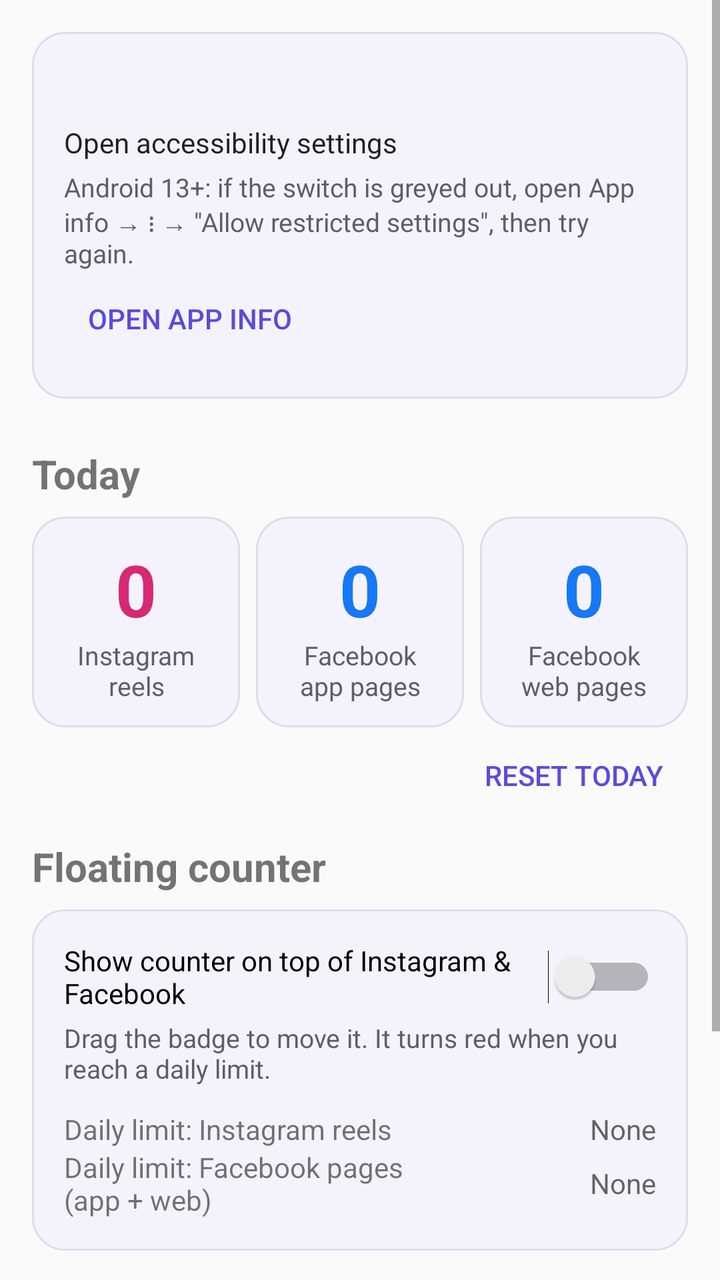
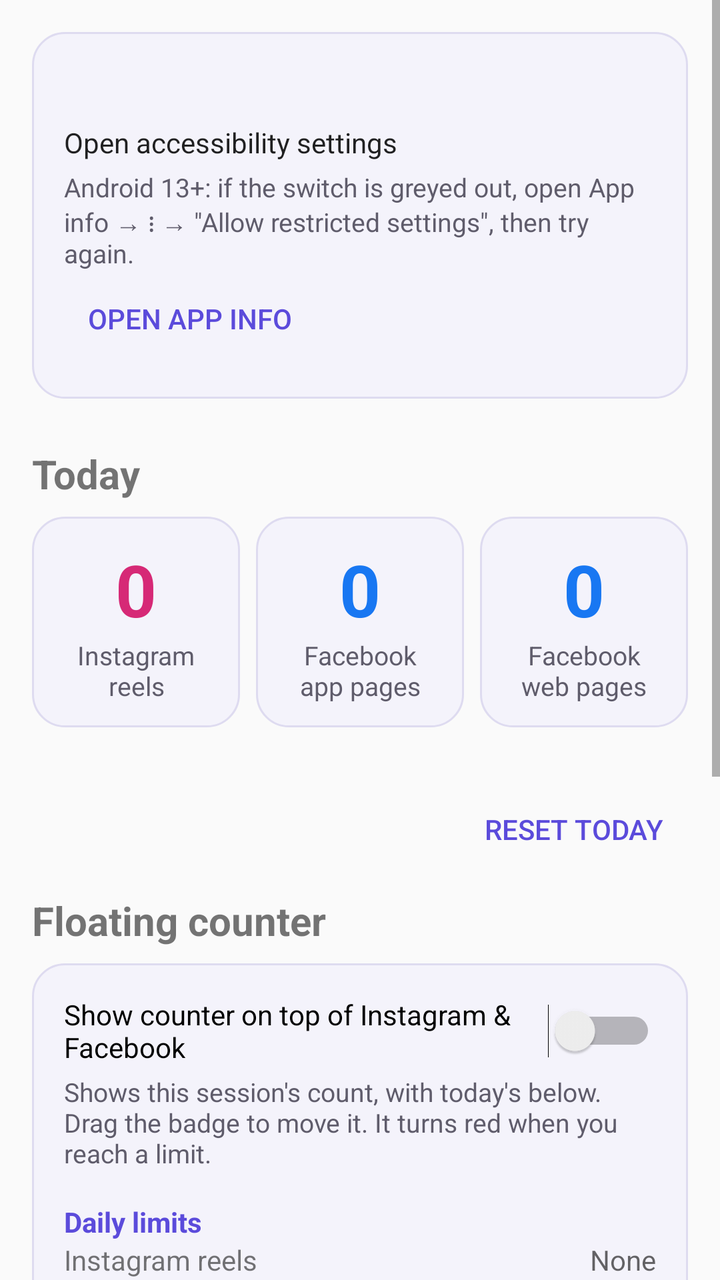

The first picture is an Android layout as it rendered before a commit; the second is the same layout after the commit. The layout source and the unified diff follow.
<!-- AndroidManifest.xml: application theme AppTheme -->
<!-- res/layout/activity_main.xml -->
<?xml version="1.0" encoding="utf-8"?>
<ScrollView xmlns:android="http://schemas.android.com/apk/res/android"
    android:layout_width="match_parent"
    android:layout_height="match_parent"
    android:fillViewport="true">

    <LinearLayout
        android:layout_width="match_parent"
        android:layout_height="wrap_content"
        android:orientation="vertical"
        android:padding="16dp">

        
        <LinearLayout
            android:layout_width="match_parent"
            android:layout_height="wrap_content"
            android:background="@drawable/card_background"
            android:orientation="vertical"
            android:padding="16dp">

            <TextView
                android:id="@+id/status"
                android:layout_width="match_parent"
                android:layout_height="wrap_content"
                android:textSize="16sp"
                android:textStyle="bold" />

            <Button
                android:id="@+id/enable_button"
                android:layout_width="wrap_content"
                android:layout_height="wrap_content"
                android:layout_marginTop="8dp"
                android:text="@string/enable_service" />

            <TextView
                android:id="@+id/restricted_hint"
                android:layout_width="match_parent"
                android:layout_height="wrap_content"
                android:layout_marginTop="4dp"
                android:text="@string/restricted_hint"
                android:textColor="@color/text_secondary"
                android:textSize="13sp" />

            <Button
                android:id="@+id/app_info_button"
                style="@android:style/Widget.Material.Button.Borderless.Colored"
                android:layout_width="wrap_content"
                android:layout_height="wrap_content"
                android:text="@string/open_app_info" />
        </LinearLayout>

        <TextView
            android:layout_width="wrap_content"
            android:layout_height="wrap_content"
            android:layout_marginTop="24dp"
            android:text="@string/today"
            android:textSize="20sp"
            android:textStyle="bold" />

        
        <LinearLayout
            android:layout_width="match_parent"
            android:layout_height="wrap_content"
            android:layout_marginTop="8dp"
            android:orientation="horizontal">

            <LinearLayout
                android:layout_width="0dp"
                android:layout_height="wrap_content"
                android:layout_weight="1"
                android:background="@drawable/card_background"
                android:gravity="center_horizontal"
                android:orientation="vertical"
                android:padding="12dp">

                <TextView
                    android:id="@+id/ig_reels_count"
                    android:layout_width="wrap_content"
                    android:layout_height="wrap_content"
                    android:fontFeatureSettings="tnum"
                    android:text="0"
                    android:textColor="@color/ig"
                    android:textSize="36sp"
                    android:textStyle="bold" />

                <TextView
                    android:layout_width="wrap_content"
                    android:layout_height="wrap_content"
                    android:gravity="center"
                    android:text="@string/ig_reels"
                    android:textColor="@color/text_secondary"
                    android:textSize="13sp" />
            </LinearLayout>

            <LinearLayout
                android:layout_width="0dp"
                android:layout_height="wrap_content"
                android:layout_marginStart="8dp"
                android:layout_weight="1"
                android:background="@drawable/card_background"
                android:gravity="center_horizontal"
                android:orientation="vertical"
                android:padding="12dp">

                <TextView
                    android:id="@+id/fb_app_count"
                    android:layout_width="wrap_content"
                    android:layout_height="wrap_content"
                    android:fontFeatureSettings="tnum"
                    android:text="0"
                    android:textColor="@color/fb"
                    android:textSize="36sp"
                    android:textStyle="bold" />

                <TextView
                    android:layout_width="wrap_content"
                    android:layout_height="wrap_content"
                    android:gravity="center"
                    android:text="@string/fb_app_pages"
                    android:textColor="@color/text_secondary"
                    android:textSize="13sp" />
            </LinearLayout>

            <LinearLayout
                android:layout_width="0dp"
                android:layout_height="wrap_content"
                android:layout_marginStart="8dp"
                android:layout_weight="1"
                android:background="@drawable/card_background"
                android:gravity="center_horizontal"
                android:orientation="vertical"
                android:padding="12dp">

                <TextView
                    android:id="@+id/fb_web_count"
                    android:layout_width="wrap_content"
                    android:layout_height="wrap_content"
                    android:fontFeatureSettings="tnum"
                    android:text="0"
                    android:textColor="@color/fb"
                    android:textSize="36sp"
                    android:textStyle="bold" />

                <TextView
                    android:layout_width="wrap_content"
                    android:layout_height="wrap_content"
                    android:gravity="center"
                    android:text="@string/fb_web_pages"
                    android:textColor="@color/text_secondary"
                    android:textSize="13sp" />
            </LinearLayout>
        </LinearLayout>

        <Button
            android:id="@+id/reset_button"
            style="@android:style/Widget.Material.Button.Borderless.Colored"
            android:layout_width="wrap_content"
            android:layout_height="wrap_content"
            android:layout_gravity="end"
            android:text="@string/reset_today" />

        
        <TextView
            android:layout_width="wrap_content"
            android:layout_height="wrap_content"
            android:layout_marginTop="8dp"
            android:text="@string/floating_counter"
            android:textSize="20sp"
            android:textStyle="bold" />

        <LinearLayout
            android:layout_width="match_parent"
            android:layout_height="wrap_content"
            android:layout_marginTop="8dp"
            android:background="@drawable/card_background"
            android:orientation="vertical"
            android:padding="16dp">

            <Switch
                android:id="@+id/overlay_switch"
                android:layout_width="match_parent"
                android:layout_height="wrap_content"
                android:text="@string/overlay_switch" />

            <TextView
                android:layout_width="match_parent"
                android:layout_height="wrap_content"
                android:layout_marginTop="4dp"
                android:text="@string/overlay_hint"
                android:textColor="@color/text_secondary"
                android:textSize="13sp" />

            <LinearLayout
                android:layout_width="match_parent"
                android:layout_height="wrap_content"
                android:layout_marginTop="12dp"
                android:gravity="center_vertical"
                android:orientation="horizontal">

                <TextView
                    android:layout_width="0dp"
                    android:layout_height="wrap_content"
                    android:layout_weight="1"
                    android:text="@string/limit_reels" />

                <EditText
                    android:id="@+id/limit_reels"
                    android:layout_width="96dp"
                    android:layout_height="wrap_content"
                    android:gravity="end"
                    android:hint="@string/no_limit"
                    android:importantForAutofill="no"
                    android:inputType="number"
                    android:maxLength="5" />
            </LinearLayout>

            <LinearLayout
                android:layout_width="match_parent"
                android:layout_height="wrap_content"
                android:gravity="center_vertical"
                android:orientation="horizontal">

                <TextView
                    android:layout_width="0dp"
                    android:layout_height="wrap_content"
                    android:layout_weight="1"
                    android:text="@string/limit_facebook" />

                <EditText
                    android:id="@+id/limit_facebook"
                    android:layout_width="96dp"
                    android:layout_height="wrap_content"
                    android:gravity="end"
                    android:hint="@string/no_limit"
                    android:importantForAutofill="no"
                    android:inputType="number"
                    android:maxLength="5" />
            </LinearLayout>
        </LinearLayout>

        
        <TextView
            android:layout_width="wrap_content"
            android:layout_height="wrap_content"
            android:layout_marginTop="24dp"
            android:text="@string/last_7_days"
            android:textSize="20sp"
            android:textStyle="bold" />

        <TextView
            android:id="@+id/history"
            android:layout_width="match_parent"
            android:layout_height="wrap_content"
            android:layout_marginTop="8dp"
            android:background="@drawable/card_background"
            android:fontFamily="monospace"
            android:padding="12dp"
            android:textSize="14sp" />

        
        <Switch
            android:id="@+id/diagnostics_switch"
            android:layout_width="match_parent"
            android:layout_height="wrap_content"
            android:layout_marginTop="24dp"
            android:text="@string/diagnostics" />

        <LinearLayout
            android:id="@+id/diagnostics_panel"
            android:layout_width="match_parent"
            android:layout_height="wrap_content"
            android:orientation="vertical"
            android:visibility="gone">

            <Button
                android:id="@+id/refresh_log_button"
                style="@android:style/Widget.Material.Button.Borderless.Colored"
                android:layout_width="wrap_content"
                android:layout_height="wrap_content"
                android:text="@string/refresh_log" />

            <TextView
                android:id="@+id/log"
                android:layout_width="match_parent"
                android:layout_height="wrap_content"
                android:background="@drawable/card_background"
                android:fontFamily="monospace"
                android:padding="8dp"
                android:textIsSelectable="true"
                android:textSize="11sp" />
        </LinearLayout>
    </LinearLayout>
</ScrollView>
<!-- resources referenced by this layout -->
<resources>
  <color name="fb">#FF1877F2</color>
  <color name="ig">#FFD62976</color>
  <color name="text_secondary">#FF5F5C6B</color>
  <!-- drawable card_background (drawable) -->
  <?xml version="1.0" encoding="utf-8"?>
  <shape xmlns:android="http://schemas.android.com/apk/res/android" android:shape="rectangle">
      <solid android:color="@color/card_bg" />
      <stroke android:width="1dp" android:color="@color/card_stroke" />
      <corners android:radius="16dp" />
  </shape>
  <string name="diagnostics">Diagnostics (log recent scroll events)</string>
  <string name="enable_service">Open accessibility settings</string>
  <string name="fb_app_pages">Facebook app pages</string>
  <string name="fb_web_pages">Facebook web pages</string>
  <string name="floating_counter">Floating counter</string>
  <string name="ig_reels">Instagram reels</string>
  <string name="last_7_days">Last 7 days</string>
  <string name="limit_facebook">Daily limit: Facebook pages (app + web)</string>
  <string name="limit_reels">Daily limit: Instagram reels</string>
  <string name="no_limit">None</string>
  <string name="open_app_info">Open app info</string>
  <string name="overlay_hint">Drag the badge to move it. It turns red when you reach a daily limit.</string>
  <string name="overlay_switch">Show counter on top of Instagram &amp; Facebook</string>
  <string name="refresh_log">Refresh log</string>
  <string name="reset_today">Reset today</string>
  <string name="restricted_hint">Android 13+: if the switch is greyed out, open App info → ⋮ → \"Allow restricted settings\", then try again.</string>
  <string name="today">Today</string>
  <style name="AppTheme" parent="@android:style/Theme.Material.Light.DarkActionBar">
          <item name="android:colorPrimary">@color/accent</item>
          <item name="android:colorPrimaryDark">@color/accent</item>
          <item name="android:colorAccent">@color/accent</item>
      </style>
  <color name="card_bg">#FFF4F3FB</color>
  <color name="card_stroke">#FFDEDBF0</color>
  <color name="accent">#FF5B4BDB</color>
</resources>

<!-- the commit's change to res/layout/activity_main.xml (unified diff, before → after) -->
@@ -151,6 +151,14 @@
             </LinearLayout>
         </LinearLayout>
 
+        <TextView
+            android:id="@+id/session_summary"
+            android:layout_width="match_parent"
+            android:layout_height="wrap_content"
+            android:layout_marginTop="8dp"
+            android:textColor="@color/text_secondary"
+            android:textSize="14sp" />
+
         <Button
             android:id="@+id/reset_button"
             style="@android:style/Widget.Material.Button.Borderless.Colored"
@@ -190,10 +198,17 @@
                 android:textColor="@color/text_secondary"
                 android:textSize="13sp" />
 
-            <LinearLayout
-                android:layout_width="match_parent"
-                android:layout_height="wrap_content"
-                android:layout_marginTop="12dp"
+            <TextView
+                android:layout_width="wrap_content"
+                android:layout_height="wrap_content"
+                android:layout_marginTop="16dp"
+                android:text="@string/section_daily_limits"
+                android:textColor="@color/accent"
+                android:textStyle="bold" />
+
+            <LinearLayout
+                android:layout_width="match_parent"
+                android:layout_height="wrap_content"
                 android:gravity="center_vertical"
                 android:orientation="horizontal">
 
@@ -236,6 +251,121 @@
                     android:inputType="number"
                     android:maxLength="5" />
             </LinearLayout>
+
+            <TextView
+                android:layout_width="wrap_content"
+                android:layout_height="wrap_content"
+                android:layout_marginTop="16dp"
+                android:text="@string/section_session_limits"
+                android:textColor="@color/accent"
+                android:textStyle="bold" />
+
+            <LinearLayout
+                android:layout_width="match_parent"
+                android:layout_height="wrap_content"
+                android:gravity="center_vertical"
+                android:orientation="horizontal">
+
+                <TextView
+                    android:layout_width="0dp"
+                    android:layout_height="wrap_content"
+                    android:layout_weight="1"
+                    android:text="@string/limit_reels" />
+
+                <EditText
+                    android:id="@+id/session_limit_reels"
+                    android:layout_width="96dp"
+                    android:layout_height="wrap_content"
+                    android:gravity="end"
+                    android:hint="@string/no_limit"
+                    android:importantForAutofill="no"
+                    android:inputType="number"
+                    android:maxLength="5" />
+            </LinearLayout>
+
+            <LinearLayout
+                android:layout_width="match_parent"
+                android:layout_height="wrap_content"
+                android:gravity="center_vertical"
+                android:orientation="horizontal">
+
+                <TextView
+                    android:layout_width="0dp"
+                    android:layout_height="wrap_content"
+                    android:layout_weight="1"
+                    android:text="@string/limit_facebook" />
+
+                <EditText
+                    android:id="@+id/session_limit_facebook"
+                    android:layout_width="96dp"
+                    android:layout_height="wrap_content"
+                    android:gravity="end"
+                    android:hint="@string/no_limit"
+                    android:importantForAutofill="no"
+                    android:inputType="number"
+                    android:maxLength="5" />
+            </LinearLayout>
+
+            <LinearLayout
+                android:layout_width="match_parent"
+                android:layout_height="wrap_content"
+                android:gravity="center_vertical"
+                android:orientation="horizontal">
+
+                <TextView
+                    android:layout_width="0dp"
+                    android:layout_height="wrap_content"
+                    android:layout_weight="1"
+                    android:text="@string/session_gap" />
+
+                <EditText
+                    android:id="@+id/session_gap"
+                    android:layout_width="96dp"
+                    android:layout_height="wrap_content"
+                    android:gravity="end"
+                    android:hint="@string/default_session_gap"
+                    android:importantForAutofill="no"
+                    android:inputType="number"
+                    android:maxLength="5" />
+            </LinearLayout>
+
+            <TextView
+                android:layout_width="wrap_content"
+                android:layout_height="wrap_content"
+                android:layout_marginTop="16dp"
+                android:text="@string/section_counting"
+                android:textColor="@color/accent"
+                android:textStyle="bold" />
+
+            <LinearLayout
+                android:layout_width="match_parent"
+                android:layout_height="wrap_content"
+                android:gravity="center_vertical"
+                android:orientation="horizontal">
+
+                <TextView
+                    android:layout_width="0dp"
+                    android:layout_height="wrap_content"
+                    android:layout_weight="1"
+                    android:text="@string/reel_min_seconds" />
+
+                <EditText
+                    android:id="@+id/reel_min_seconds"
+                    android:layout_width="96dp"
+                    android:layout_height="wrap_content"
+                    android:gravity="end"
+                    android:hint="@string/default_reel_seconds"
+                    android:importantForAutofill="no"
+                    android:inputType="number"
+                    android:maxLength="5" />
+            </LinearLayout>
+
+            <TextView
+                android:layout_width="match_parent"
+                android:layout_height="wrap_content"
+                android:text="@string/reel_min_seconds_hint"
+                android:textColor="@color/text_secondary"
+                android:textSize="13sp" />
         </LinearLayout>
 
         
<!-- resource entries referenced after the edit -->
@@ -1,5 +1,6 @@
 <!-- resources referenced by this layout -->
 <resources>
+  <color name="accent">#FF5B4BDB</color>
   <color name="fb">#FF1877F2</color>
   <color name="ig">#FFD62976</color>
   <color name="text_secondary">#FF5F5C6B</color>
@@ -10,6 +11,8 @@
       <stroke android:width="1dp" android:color="@color/card_stroke" />
       <corners android:radius="16dp" />
   </shape>
+  <string name="default_reel_seconds">5</string>
+  <string name="default_session_gap">5</string>
   <string name="diagnostics">Diagnostics (log recent scroll events)</string>
   <string name="enable_service">Open accessibility settings</string>
   <string name="fb_app_pages">Facebook app pages</string>
@@ -17,15 +20,21 @@
   <string name="floating_counter">Floating counter</string>
   <string name="ig_reels">Instagram reels</string>
   <string name="last_7_days">Last 7 days</string>
-  <string name="limit_facebook">Daily limit: Facebook pages (app + web)</string>
-  <string name="limit_reels">Daily limit: Instagram reels</string>
+  <string name="limit_facebook">Facebook pages (app + web)</string>
+  <string name="limit_reels">Instagram reels</string>
   <string name="no_limit">None</string>
   <string name="open_app_info">Open app info</string>
-  <string name="overlay_hint">Drag the badge to move it. It turns red when you reach a daily limit.</string>
+  <string name="overlay_hint">Shows this session\'s count, with today\'s below. Drag the badge to move it. It turns red when you reach a limit.</string>
   <string name="overlay_switch">Show counter on top of Instagram &amp; Facebook</string>
+  <string name="reel_min_seconds">Count a reel after it plays for (seconds)</string>
+  <string name="reel_min_seconds_hint">Reels you swipe past sooner aren\'t counted. 0 counts every swipe.</string>
   <string name="refresh_log">Refresh log</string>
   <string name="reset_today">Reset today</string>
   <string name="restricted_hint">Android 13+: if the switch is greyed out, open App info → ⋮ → \"Allow restricted settings\", then try again.</string>
+  <string name="section_counting">Counting</string>
+  <string name="section_daily_limits">Daily limits</string>
+  <string name="section_session_limits">Per-session limits</string>
+  <string name="session_gap">New session after this many minutes away</string>
   <string name="today">Today</string>
   <style name="AppTheme" parent="@android:style/Theme.Material.Light.DarkActionBar">
           <item name="android:colorPrimary">@color/accent</item>
@@ -34,6 +43,5 @@
       </style>
   <color name="card_bg">#FFF4F3FB</color>
   <color name="card_stroke">#FFDEDBF0</color>
-  <color name="accent">#FF5B4BDB</color>
 </resources>
 
